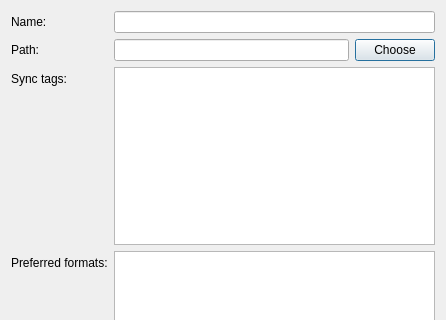
This is src/plugins/folder/new_device.ui in chrmorais/aranduka as Qt 5 draws it before an edit; both pictures show x 0 to 446 and y 0 to 320 of the 446 by 469 pixel window. The edited form follows.
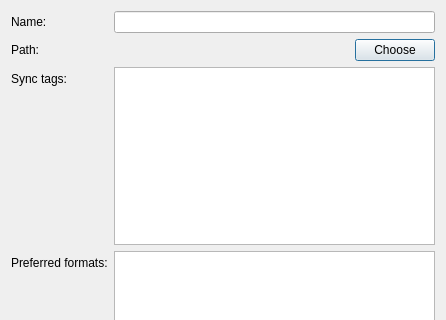
This is the edited form.

Commit message: Add all folder devices AND the new folder device action to the menu

What changed in the file:
```diff
--- a/src/plugins/folder/new_device.ui
+++ b/src/plugins/folder/new_device.ui
@@ -36,7 +36,17 @@
      <item row="1" column="1">
       <layout class="QHBoxLayout" name="horizontalLayout_2">
        <item>
-        <widget class="QLineEdit" name="path"/>
+        <widget class="QLabel" name="path">
+         <property name="sizePolicy">
+          <sizepolicy hsizetype="Expanding" vsizetype="Preferred">
+           <horstretch>0</horstretch>
+           <verstretch>0</verstretch>
+          </sizepolicy>
+         </property>
+         <property name="text">
+          <string/>
+         </property>
+        </widget>
        </item>
        <item>
         <widget class="QPushButton" name="pushButton_3">
```
Left out of the diff: 2 changed lines with no effect on the pictures. The commit also changes 2 other files.
